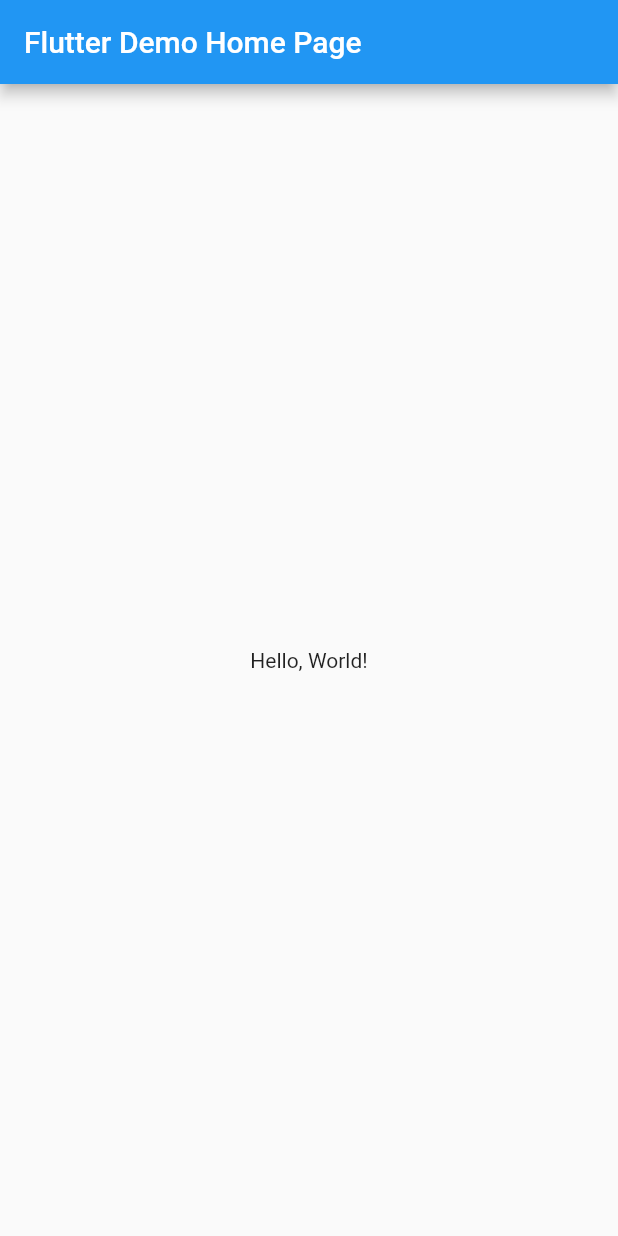
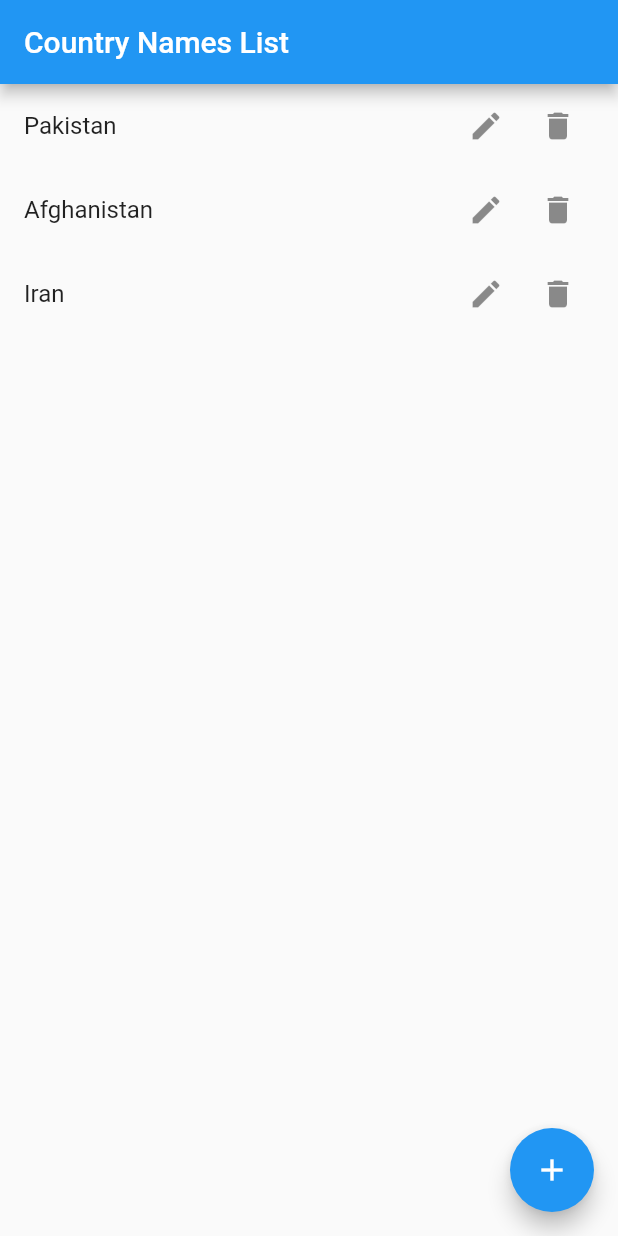
Before and after one commit to Abdul-Mustafa/listview_crud, a Flutter app: the screen it shows after launch, on a phone screen of 412 x 824 dp. Run offline on Flutter 3.47's test engine with Material 2 defaults, Android fonts, the phone set to English and light mode, and no system bars.

Commit message:
first commit after completing the app

```diff
--- a/lib/main.dart
+++ b/lib/main.dart
@@ -1,41 +1,123 @@
 import 'package:flutter/material.dart';
 
-void main() => runApp(MyApp());
+void main() {
+  runApp(MyApp());
+}
 
 class MyApp extends StatelessWidget {
-  const MyApp({super.key});
-  // This widget is the root of your application.
   @override
   Widget build(BuildContext context) {
     return MaterialApp(
-      // Application name
-      title: 'Flutter Hello World',
-      // Application theme data, you can set the colors for the application as
-      // you want
+      debugShowCheckedModeBanner: false,
+      title: 'Country Names List',
       theme: ThemeData(
         primarySwatch: Colors.blue,
       ),
-      // A widget which will be started on application startup
-      home: MyHomePage(title: 'Flutter Demo Home Page'),
+      home: ItemListScreen(),
     );
   }
 }
 
-class MyHomePage extends StatelessWidget {
-  final String title;
-  const MyHomePage({super.key, required this.title});
+class ItemListScreen extends StatefulWidget {
+  @override
+  _ItemListScreenState createState() => _ItemListScreenState();
+}
+
+class _ItemListScreenState extends State<ItemListScreen> {
+  List<String> items = ['Pakistan', 'Afghanistan', 'Iran'];
+  TextEditingController _textFieldController = TextEditingController();
+
+  void _addItem() {
+    showDialog(
+      context: context,
+      builder: (BuildContext context) {
+        return AlertDialog(
+          title: const Text('Add Item'),
+          content: TextField(
+            controller: _textFieldController,
+            decoration: InputDecoration(hintText: 'Enter item name'),
+          ),
+          actions: [
+            TextButton(
+              onPressed: () {
+                setState(() {
+                  items.add(_textFieldController.text);
+                  _textFieldController.clear();
+                });
+                Navigator.pop(context);
+              },
+              child: const Text('Add'),
+            ),
+          ],
+        );
+      },
+    );
+  }
+
+  void _editItem(int index) {
+    _textFieldController.text = items[index];
+    showDialog(
+      context: context,
+      builder: (BuildContext context) {
+        return AlertDialog(
+          title: const Text('Edit Item'),
+          content: TextField(
+            controller: _textFieldController,
+            decoration: const InputDecoration(hintText: 'Enter item name'),
+          ),
+          actions: [
+            TextButton(
+              onPressed: () {
+                setState(() {
+                  items[index] = _textFieldController.text;
+                  _textFieldController.clear();
+                });
+                Navigator.pop(context);
+              },
+              child: const Text('Save'),
+            ),
+          ],
+        );
+      },
+    );
+  }
+
+  void _deleteItem(int index) {
+    setState(() {
+      items.removeAt(index);
+    });
+  }
 
   @override
   Widget build(BuildContext context) {
     return Scaffold(
       appBar: AppBar(
-        // The title text which will be shown on the action bar
-        title: Text(title),
+        title: const Text('Country Names List'),
       ),
-      body: Center(
-        child: Text(
-          'Hello, World!',
-        ),
+      body: ListView.builder(
+        itemCount: items.length,
+        itemBuilder: (context, index) {
+          return ListTile(
+            title: Text(items[index]),
+            trailing: Row(
+              mainAxisSize: MainAxisSize.min,
+              children: [
+                IconButton(
+                  icon: const Icon(Icons.edit),
+                  onPressed: () => _editItem(index),
+                ),
+                IconButton(
+                  icon: const Icon(Icons.delete),
+                  onPressed: () => _deleteItem(index),
+                ),
+              ],
+            ),
+          );
+        },
+      ),
+      floatingActionButton: FloatingActionButton(
+        onPressed: _addItem,
+        child: const Icon(Icons.add),
       ),
     );
   }
```
